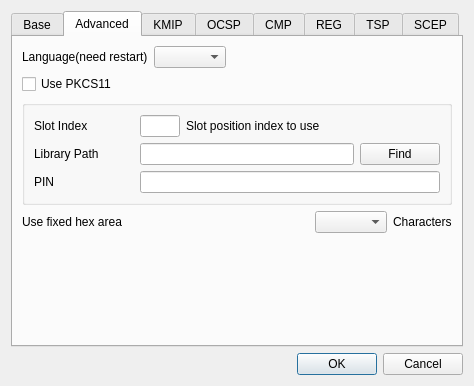
Above: CertMan/settings_dlg.ui from jykim74/CertMan before the change. Below: the same form after it.
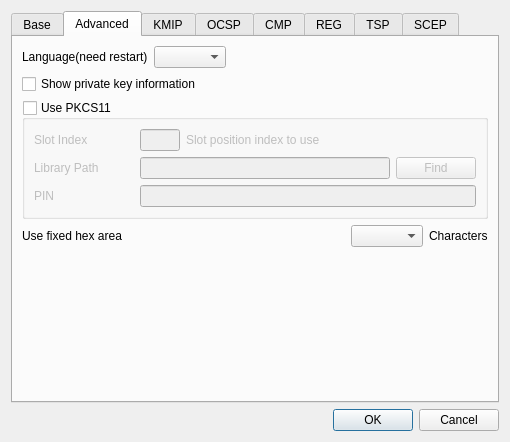
That is the form after the change. The open tabs and pages were chosen to show the change.

```diff
--- a/CertMan/settings_dlg.ui
+++ b/CertMan/settings_dlg.ui
@@ -6,8 +6,8 @@
    <rect>
     <x>0</x>
     <y>0</y>
-    <width>470</width>
-    <height>386</height>
+    <width>510</width>
+    <height>442</height>
    </rect>
   </property>
   <property name="windowTitle">
@@ -292,14 +292,20 @@
        <item>
         <widget class="QCheckBox" name="mUseP11Check">
          <property name="text">
-          <string>Use PKCS11</string>
+          <string>Show private key information</string>
          </property>
         </widget>
        </item>
        <item>
         <widget class="QGroupBox" name="mP11Group">
          <property name="title">
-          <string/>
+          <string>Use PKCS11</string>
+         </property>
+         <property name="checkable">
+          <bool>true</bool>
+         </property>
+         <property name="checked">
+          <bool>false</bool>
          </property>
          <layout class="QVBoxLayout" name="verticalLayout_2">
           <item>
```
Left out of the diff: 5 changed lines with no effect on the pictures.
